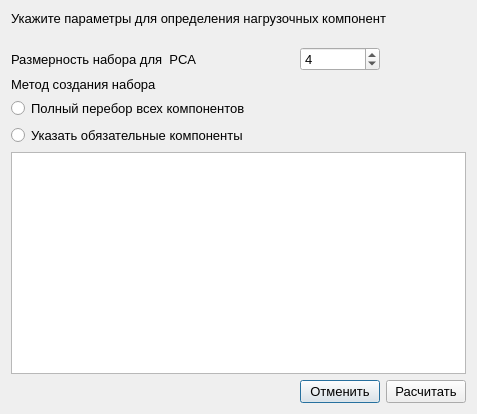
Above: confirmsolver.ui from ArtemHodeev/Gidrolog before the change. Below: the same form after it.
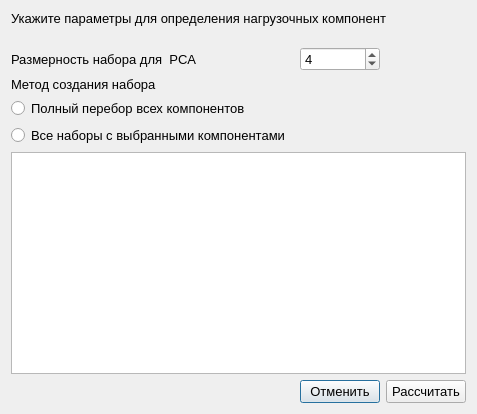
That is the form after the change.

Diff of the .ui file:
```diff
--- a/confirmsolver.ui
+++ b/confirmsolver.ui
@@ -6,7 +6,7 @@
    <rect>
     <x>0</x>
     <y>0</y>
-    <width>456</width>
+    <width>462</width>
     <height>414</height>
    </rect>
   </property>
@@ -111,7 +111,7 @@
       </font>
      </property>
      <property name="text">
-      <string>Указать обязательные компоненты</string>
+      <string>Все наборы с выбранными компонентами</string>
      </property>
     </widget>
    </item>
@@ -163,7 +163,7 @@
       </font>
      </property>
      <property name="text">
-      <string>Расчитать</string>
+      <string>Рассчитать</string>
      </property>
     </widget>
    </item>
```
